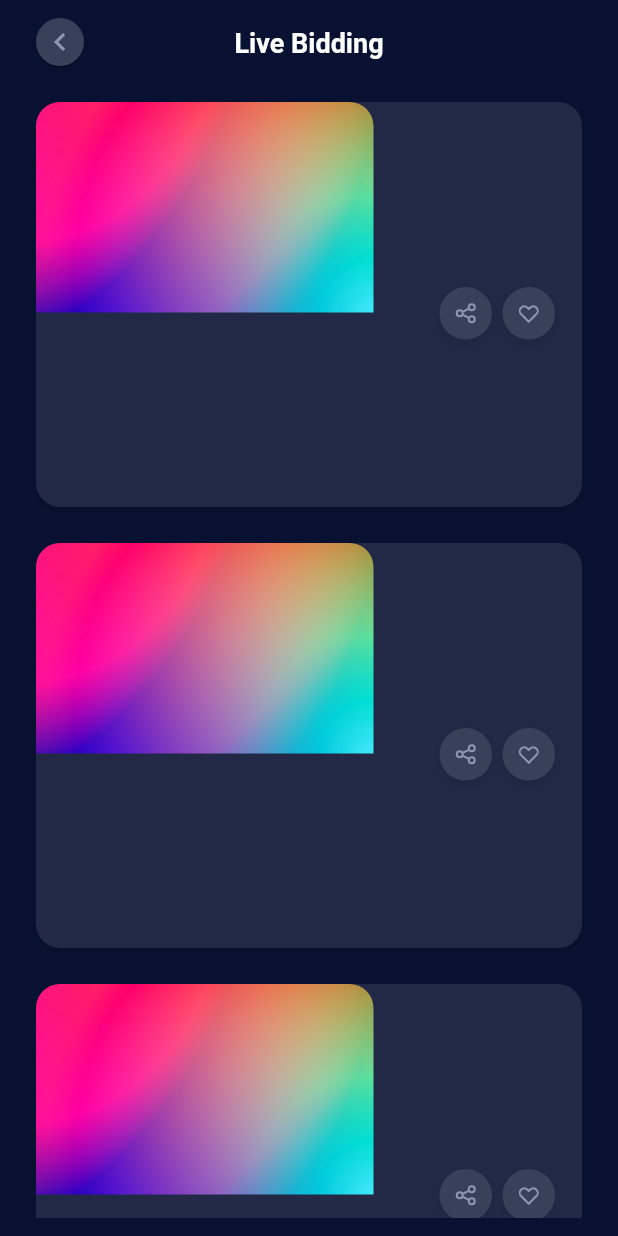
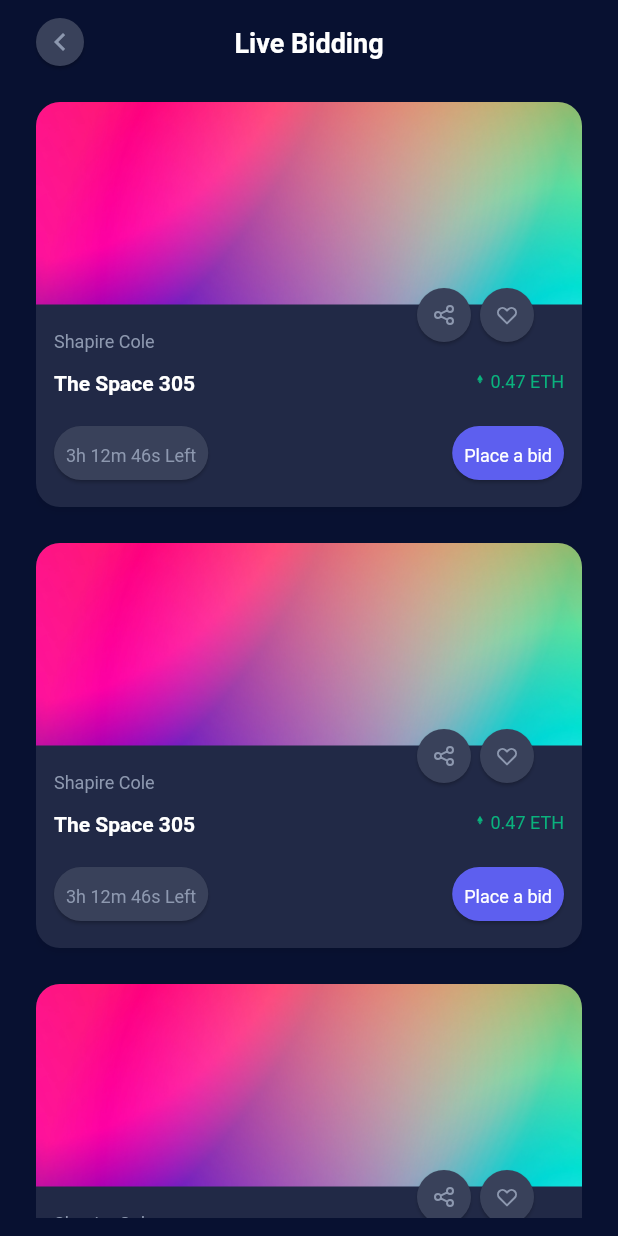
Before and after one commit to nguyentan2212/mobile-nft-marketplace, a Flutter app: the LiveBiddingScreen screen opened by its route, on a phone screen of 412 x 824 dp. Run offline on Flutter 3.47's test engine with Material 2 defaults, Android fonts, the phone set to English and light mode, and no system bars; our stand-ins replace flutter_svg.

Commit message:
feat: show nft bidding general info

```diff
--- a/lib/widgets/nft_card.dart
+++ b/lib/widgets/nft_card.dart
@@ -3,23 +3,45 @@ import 'package:flutter_svg/flutter_svg.dart';
 import 'package:mobile_nft_marketplace/utils/colors.dart';
 
 class NftCard extends StatefulWidget {
-  const NftCard({Key? key, this.width = 225, this.height = 245}) : super(key: key);
+  const NftCard({Key? key, this.width, this.height}) : super(key: key);
 
-  final double width;
-  final double height;
+  final double? width;
+  final double? height;
 
   @override
   State<NftCard> createState() => _NftCardState();
 }
 
 class _NftCardState extends State<NftCard> {
+  bool isLiked = false;
+
+  void like() {
+    setState(() {
+      isLiked = !isLiked;
+    });
+  }
+
   @override
   Widget build(BuildContext context) {
-    double imageHeight = widget.height * 0.52;
+    double height = widget.height ?? MediaQuery.of(context).size.height;
+    double width = widget.width ?? MediaQuery.of(context).size.width;
+
+    double imageHeight = height < 270 ? height * 0.46 : height * 0.5;
+    Widget heartIcon = isLiked
+        ? SvgPicture.asset(
+            "assets/icons/heart_filled.svg",
+            color: red,
+            width: 16,
+          )
+        : SvgPicture.asset(
+            "assets/icons/heart.svg",
+            color: greyscale[700],
+            width: 16,
+          );
 
     return Container(
-      width: widget.width,
-      height: widget.height,
+      width: width,
+      height: height,
       decoration: BoxDecoration(
         borderRadius: const BorderRadius.all(
           Radius.circular(16.0),
@@ -35,6 +57,10 @@ class _NftCardState extends State<NftCard> {
       ),
       child: Stack(
         children: [
+          Column(
+            crossAxisAlignment: CrossAxisAlignment.start,
+            mainAxisAlignment: MainAxisAlignment.spaceBetween,
+            children: [
               Container(
                 width: widget.width,
                 height: imageHeight,
@@ -48,56 +74,133 @@ class _NftCardState extends State<NftCard> {
                   ),
                 ),
               ),
+              Padding(
+                padding: const EdgeInsets.only(top: 12.0, left: 12.0),
+                child: Text(
+                  "Shapire Cole",
+                  style: TextStyle(
+                    fontWeight: FontWeight.w400,
+                    fontSize: 12,
+                    color: greyscale[700],
+                    height: 1.66,
+                  ),
+                ),
+              ),
+              Padding(
+                padding: const EdgeInsets.only(left: 12.0, right: 12.0, top: 4.0),
+                child: Row(
+                  mainAxisAlignment: MainAxisAlignment.spaceBetween,
+                  children: [
+                    const Text(
+                      "The Space 305",
+                      style: TextStyle(
+                        fontSize: 14,
+                        fontWeight: FontWeight.w700,
+                        height: 1.77,
+                        color: Colors.white,
+                      ),
+                    ),
+                    Row(
+                      mainAxisSize: MainAxisSize.min,
+                      children: [
+                        SvgPicture.asset(
+                          "assets/icons/ethereum.svg",
+                          width: 6,
+                          height: 10,
+                          color: green,
+                        ),
+                        const SizedBox(width: 4),
+                        const Text(
+                          '0.47 ETH',
+                          textAlign: TextAlign.center,
+                          style: TextStyle(
+                            color: green,
+                            fontSize: 12,
+                            height: 1.6666666666666667,
+                            fontWeight: FontWeight.normal,
+                          ),
+                        ),
+                      ],
+                    ),
+                  ],
+                ),
+              ),
+              Padding(
+                padding: const EdgeInsets.all(12),
+                child: Row(
+                  mainAxisAlignment: MainAxisAlignment.spaceBetween,
+                  children: [
+                    ElevatedButton(
+                      style: ElevatedButton.styleFrom(
+                        padding: const EdgeInsets.symmetric(horizontal: 8, vertical: 4),
+                        primary: grey,
+                        elevation: 1,
+                        shape: const StadiumBorder(),
+                      ),
+                      child: Text(
+                        "3h 12m 46s Left",
+                        style: TextStyle(
+                          color: greyscale[700],
+                          fontSize: 12,
+                          height: 1.6666666666666667,
+                          fontWeight: FontWeight.normal,
+                        ),
+                      ),
+                      onPressed: () {},
+                    ),
+                    ElevatedButton(
+                      style: ElevatedButton.styleFrom(
+                        padding: const EdgeInsets.symmetric(horizontal: 8, vertical: 4),
+                        primary: purple[900],
+                        elevation: 1,
+                        shape: const StadiumBorder(),
+                      ),
+                      child: const Text(
+                        "Place a bid",
+                        style: TextStyle(
+                          color: Colors.white,
+                          fontSize: 12,
+                          height: 1.6666666666666667,
+                          fontWeight: FontWeight.normal,
+                        ),
+                      ),
+                      onPressed: () {},
+                    )
+                  ],
+                ),
+              ),
+            ],
+          ),
           Positioned(
             right: 60,
             top: imageHeight - 17,
-            child: Container(
-              decoration: BoxDecoration(
-                shape: BoxShape.circle,
-                color: const Color(0xFF39415A),
-                boxShadow: [
-                  BoxShadow(
-                    color: Colors.black.withOpacity(0.1),
-                    blurRadius: 5.33,
-                    offset: const Offset(0.0, 2.67),
+            child: ElevatedButton(
+              style: ElevatedButton.styleFrom(
+                padding: const EdgeInsets.all(4.0),
+                primary: grey,
+                elevation: 1,
+                shape: const CircleBorder(),
               ),
-                ],
-              ),
-              width: 35,
-              height: 35,
-              child: Center(
               child: SvgPicture.asset(
                 "assets/icons/share.svg",
                 color: greyscale[700],
                 width: 16,
               ),
-              ),
+              onPressed: () {},
             ),
           ),
           Positioned(
             right: 18,
             top: imageHeight - 17,
-            child: Container(
-              decoration: BoxDecoration(
-                shape: BoxShape.circle,
-                color: const Color(0xFF39415A),
-                boxShadow: [
-                  BoxShadow(
-                    color: Colors.black.withOpacity(0.1),
-                    blurRadius: 5.33,
-                    offset: const Offset(0.0, 2.67),
+            child: ElevatedButton(
+              style: ElevatedButton.styleFrom(
+                padding: const EdgeInsets.all(4.0),
+                primary: grey,
+                elevation: 1,
+                shape: const CircleBorder(),
               ),
-                ],
-              ),
-              width: 35,
-              height: 35,
-              child: Center(
-                child: SvgPicture.asset(
-                  "assets/icons/heart.svg",
-                  color: greyscale[700],
-                  width: 16,
-                ),
-              ),
+              child: heartIcon,
+              onPressed: like,
             ),
           ),
         ],
```
Lines whose indentation alone changed are shown as unchanged.
